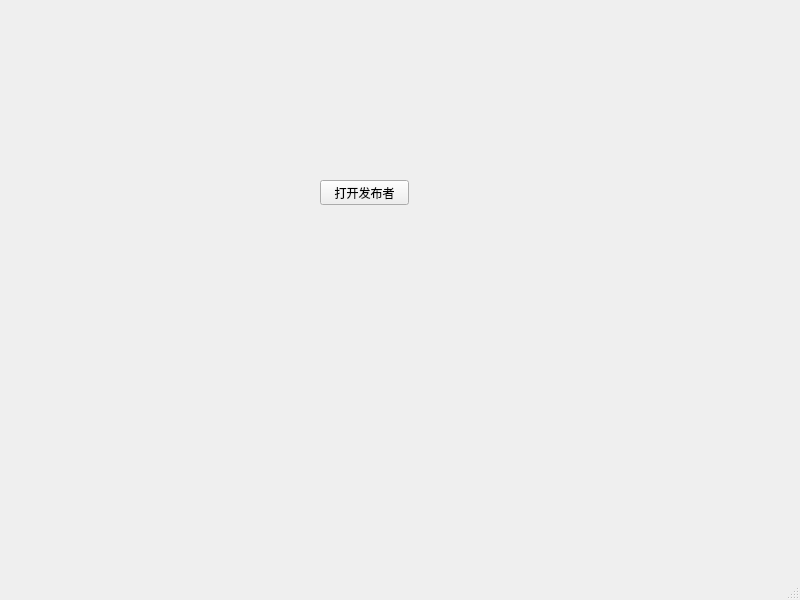
Old version of the form Workspace/qt_ros_ws/catkin_demo01_ws/src/demo01_Dir_Control/src/mainwindow.ui in the repository yin-roc/Ubuntu20.04.
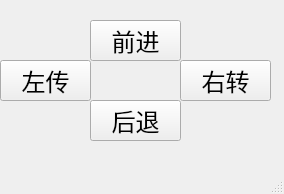
New version of the form.

Diff of the .ui file:
```diff
--- a/Workspace/qt_ros_ws/catkin_demo01_ws/src/demo01_Dir_Control/src/mainwindow.ui
+++ b/Workspace/qt_ros_ws/catkin_demo01_ws/src/demo01_Dir_Control/src/mainwindow.ui
@@ -6,10 +6,15 @@
    <rect>
     <x>0</x>
     <y>0</y>
-    <width>800</width>
-    <height>600</height>
+    <width>284</width>
+    <height>194</height>
    </rect>
   </property>
+  <property name="font">
+   <font>
+    <pointsize>3</pointsize>
+   </font>
+  </property>
   <property name="windowTitle">
    <string>MainWindow</string>
   </property>
@@ -17,14 +22,97 @@
    <widget class="QPushButton" name="pushButton">
     <property name="geometry">
      <rect>
-      <x>320</x>
-      <y>180</y>
-      <width>89</width>
+      <x>90</x>
+      <y>20</y>
+      <width>91</width>
+      <height>41</height>
+     </rect>
+    </property>
+    <property name="font">
+     <font>
+      <pointsize>18</pointsize>
+     </font>
+    </property>
+    <property name="text">
+     <string>前进</string>
+    </property>
+    <property name="iconSize">
+     <size>
+      <width>25</width>
       <height>25</height>
+     </size>
+    </property>
+   </widget>
+   <widget class="QPushButton" name="pushButton_2">
+    <property name="geometry">
+     <rect>
+      <x>0</x>
+      <y>60</y>
+      <width>91</width>
+      <height>41</height>
      </rect>
     </property>
+    <property name="font">
+     <font>
+      <pointsize>18</pointsize>
+     </font>
+    </property>
     <property name="text">
-     <string>打开发布者</string>
+     <string>左传</string>
+    </property>
+    <property name="iconSize">
+     <size>
+      <width>25</width>
+      <height>25</height>
+     </size>
+    </property>
+   </widget>
+   <widget class="QPushButton" name="pushButton_3">
+    <property name="geometry">
+     <rect>
+      <x>180</x>
+      <y>60</y>
+      <width>91</width>
+      <height>41</height>
+     </rect>
+    </property>
+    <property name="font">
+     <font>
+      <pointsize>18</pointsize>
+     </font>
+    </property>
+    <property name="text">
+     <string>右转</string>
+    </property>
+    <property name="iconSize">
+     <size>
+      <width>25</width>
+      <height>25</height>
+     </size>
+    </property>
+   </widget>
+   <widget class="QPushButton" name="pushButton_4">
+    <property name="geometry">
+     <rect>
+      <x>90</x>
+      <y>100</y>
+      <width>91</width>
+      <height>41</height>
+     </rect>
+    </property>
+    <property name="font">
+     <font>
+      <pointsize>18</pointsize>
+     </font>
+    </property>
+    <property name="text">
+     <string>后退</string>
+    </property>
+    <property name="iconSize">
+     <size>
+      <width>25</width>
+      <height>25</height>
+     </size>
     </property>
    </widget>
   </widget>
```
Left out of the diff: 4 changed lines with no effect on the pictures.
